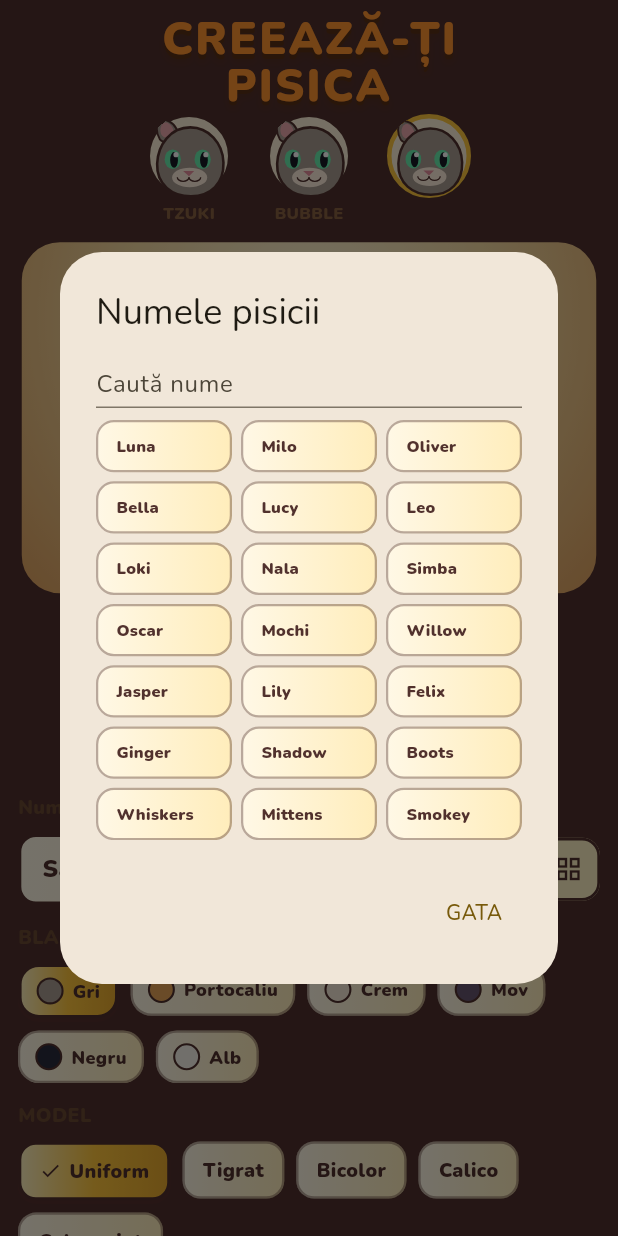
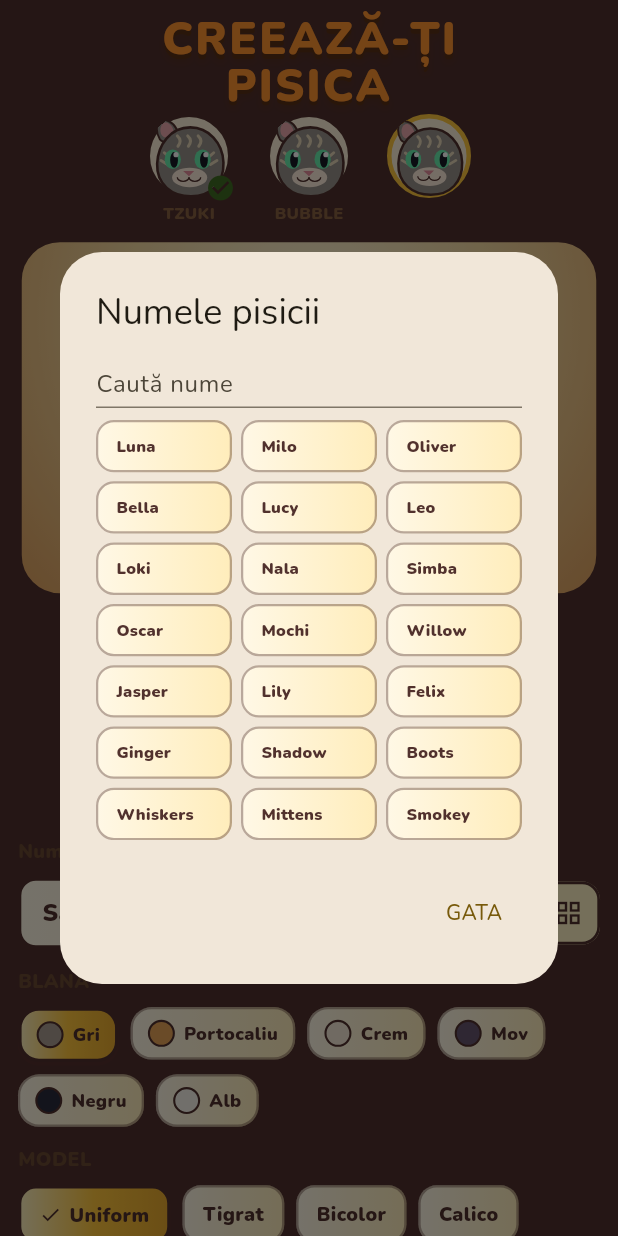
Before and after one commit to TheNinth09/Cat-Paws-Arena, a Flutter app: the CatsScreen widget shown alone on an empty page, opened directly with empty values, after a tap on "BUBBLE", after a tap on "CUSTOM", after a tap on the "grid view" icon, on a phone screen of 412 x 824 dp. Run offline on Flutter 3.47's test engine with Material 3 defaults, Android fonts, the phone set to English and light mode, and no system bars; our stand-ins replace audioplayers, cloud_firestore, firebase_auth, firebase_core, firebase_messaging, google_sign_in and 2 more; accounts and stored records are empty.

Commit message:
Pisici: preview SELECT-style — chips previzuieaza, ECHIPEAZA echipeaza; tag raritate, emblema putere reala, accesorii nedetinute estompate
Generated with [Devin](https://devin.ai)

Co-Authored-By: Devin <158243242+devin-ai-integration[bot]@users.noreply.github.com>

```diff
--- a/lib/cats_screen.dart
+++ b/lib/cats_screen.dart
@@ -313,6 +313,7 @@ class _CatsScreenState extends State<CatsScreen> {
   final _random = Random();
   String? _catName;
   AvatarSpec _avatar = const AvatarSpec();
+  late String _viewing = player.cat;
 
   Player get player => widget.player;
 
@@ -485,7 +486,8 @@ class _CatsScreenState extends State<CatsScreen> {
   }
 
   /// Three cat chips above the stage — the two defaults plus the
-  /// custom creation, with a gold ring on the equipped one.
+  /// custom creation. The gold ring marks the one being previewed and a
+  /// green check marks the one equipped in duels.
   Widget _catChips() => Row(
     mainAxisAlignment: MainAxisAlignment.center,
     children: [
@@ -493,12 +495,12 @@ class _CatsScreenState extends State<CatsScreen> {
         Padding(
           padding: const EdgeInsets.symmetric(horizontal: 8),
           child: GestureDetector(
-            onTap: () => change(() {
-              player.cat = cat;
-              player.photo = null;
-            }),
+            onTap: () => setState(() => _viewing = cat),
             child: Column(
               mainAxisSize: MainAxisSize.min,
+              children: [
+                Stack(
+                  clipBehavior: Clip.none,
                   children: [
                     Container(
                       width: 56,
@@ -507,8 +509,8 @@ class _CatsScreenState extends State<CatsScreen> {
                         shape: BoxShape.circle,
                         color: const Color(0xfffff3d9),
                         border: Border.all(
-                      color: player.cat == cat ? gold : ink,
-                      width: player.cat == cat ? 3 : 2,
+                          color: _viewing == cat ? gold : ink,
+                          width: _viewing == cat ? 3 : 2,
                         ),
                         boxShadow: const [
                           BoxShadow(
@@ -526,6 +528,18 @@ class _CatsScreenState extends State<CatsScreen> {
                         fit: BoxFit.cover,
                         fallback: CatAvatar(player, size: 52),
                       ),
+                    ),
+                    if (player.cat == cat)
+                      const Positioned(
+                        right: -3,
+                        bottom: -3,
+                        child: Icon(
+                          Icons.check_circle,
+                          color: Color(0xff3f6d22),
+                          size: 20,
+                        ),
+                      ),
+                  ],
                 ),
                 const SizedBox(height: 3),
                 SizedBox(
@@ -535,7 +549,7 @@ class _CatsScreenState extends State<CatsScreen> {
                     child: Text(
                       cat == 'Custom' ? 'CUSTOM' : cat.toUpperCase(),
                       style: TextStyle(
-                        color: player.cat == cat ? ink : const Color(0xff8a6242),
+                        color: _viewing == cat ? ink : const Color(0xff8a6242),
                         fontSize: 11,
                         fontWeight: FontWeight.w900,
                       ),
@@ -558,8 +572,8 @@ class _CatsScreenState extends State<CatsScreen> {
       const SizedBox(height: 4),
       _catChips(),
       const SizedBox(height: 8),
-      _CatStage(player: player, catName: _catName),
-      if (player.cat == 'Custom') ...[
+      _CatStage(player: player, cat: _viewing, catName: _catName),
+      if (_viewing == 'Custom') ...[
         nameRow(),
         _swatchesRow(
           'BLANĂ',
@@ -625,8 +639,13 @@ class _CatsScreenState extends State<CatsScreen> {
             Expanded(
               flex: 3,
               child: ArenaButton(
-                text: 'SALVEAZĂ AVATAR',
-                onPressed: () => change(() {}),
+                text: player.cat == 'Custom'
+                    ? 'SALVEAZĂ AVATAR'
+                    : 'ECHIPEAZĂ ȘI SALVEAZĂ',
+                onPressed: () => change(() {
+                  player.cat = 'Custom';
+                  player.photo = null;
+                }),
                 green: true,
               ),
             ),
@@ -644,7 +663,7 @@ class _CatsScreenState extends State<CatsScreen> {
               ),
               const SizedBox(height: 8),
               Text(
-                player.cat == 'Tzuki'
+                _viewing == 'Tzuki'
                     ? 'Tzuki • O singură ureche, stânga\nThe Midnight Zoomies'
                     : 'Bubble • Shadow Pounce',
                 textAlign: TextAlign.center,
@@ -657,6 +676,21 @@ class _CatsScreenState extends State<CatsScreen> {
             ],
           ),
         ),
+      if (_viewing != 'Custom') ...[
+        const SizedBox(height: 10),
+        ArenaButton(
+          text: _viewing == player.cat
+              ? 'ECHIPAT'
+              : 'ECHIPEAZĂ PE ${_viewing.toUpperCase()}',
+          onPressed: _viewing == player.cat
+              ? null
+              : () => change(() {
+                  player.cat = _viewing;
+                  player.photo = null;
+                }),
+          green: _viewing != player.cat,
+        ),
+      ],
       const SizedBox(height: 14),
       const SectionHeading('AVATARUL TĂU'),
       panel(
@@ -695,6 +729,7 @@ class _CatsScreenState extends State<CatsScreen> {
                   ? 'ECHIPEAZĂ'
                   : 'MAGAZIN • 300',
               green: player.accessory != item && player.owned.contains(item),
+              dim: !player.owned.contains(item),
               onPressed: () => player.owned.contains(item)
                   ? change(() => player.accessory = item)
                   : widget.onShop(),
@@ -737,17 +772,23 @@ class _CreatorTitle extends StatelessWidget {
 }
 
 class _CatStage extends StatelessWidget {
-  const _CatStage({required this.player, this.catName});
+  const _CatStage({required this.player, required this.cat, this.catName});
   final Player player;
+  final String cat;
   final String? catName;
 
   @override
   Widget build(BuildContext context) {
-    final power = player.cat == 'Tzuki'
+    final power = cat == 'Tzuki'
         ? 0
-        : player.cat == 'Bubble'
+        : cat == 'Bubble'
         ? 1
         : player.power;
+    final (tagText, tagColor) = cat == 'Tzuki'
+        ? ('RARĂ', const Color(0xff8e4fc4))
+        : cat == 'Bubble'
+        ? ('COMUNĂ', const Color(0xff4a8a37))
+        : ('UNICĂ', const Color(0xffcb8b28));
     return Column(
       mainAxisSize: MainAxisSize.min,
       children: [
@@ -788,18 +829,20 @@ class _CatStage extends StatelessWidget {
                     child: sprite('tile_paw', size: 30),
                   ),
                 ),
-                _catHeroArt(player),
+                _catHeroArt(player, cat),
               ],
             ),
           ),
         ),
         const SizedBox(height: 8),
         label(
-          player.cat == 'Custom'
+          cat == 'Custom'
               ? (catName ?? 'PISI').toUpperCase()
-              : player.cat.toUpperCase(),
+              : cat.toUpperCase(),
           size: 24,
         ),
+        const SizedBox(height: 4),
+        _RarityTag(text: tagText, color: tagColor),
         const SizedBox(height: 8),
         Wrap(
           spacing: 8,
@@ -807,7 +850,11 @@ class _CatStage extends StatelessWidget {
           alignment: WrapAlignment.center,
           children: [
             _LoadoutChip(
-              icon: Icons.bolt,
+              art: [
+                'power_zoomies',
+                'power_shadow_pounce',
+                'power_laser_chase',
+              ][power.clamp(0, 2)],
               text: 'PUTERE • ${powerNames[power]}',
             ),
             _LoadoutChip(
@@ -825,8 +872,8 @@ class _CatStage extends StatelessWidget {
 
 /// Hero cat art for the stage: the real PNG sprites for the presets and
 /// the tinted custom art for the created cat — never the painter look.
-Widget _catHeroArt(Player player) {
-  if (player.cat == 'Custom') {
+Widget _catHeroArt(Player player, String cat) {
+  if (cat == 'Custom') {
     return Stack(
       alignment: Alignment.topCenter,
       children: [
@@ -854,15 +901,16 @@ Widget _catHeroArt(Player player) {
     );
   }
   return arenaImage(
-    'cat_${player.cat.toLowerCase()}',
+    'cat_${cat.toLowerCase()}',
     height: 210,
     fallback: CatCharacter(player, height: 215),
   );
 }
 
 class _LoadoutChip extends StatelessWidget {
-  const _LoadoutChip({required this.icon, required this.text});
-  final IconData icon;
+  const _LoadoutChip({this.icon, this.art, required this.text});
+  final IconData? icon;
+  final String? art;
   final String text;
 
   @override
@@ -876,6 +924,14 @@ class _LoadoutChip extends StatelessWidget {
     child: Row(
       mainAxisSize: MainAxisSize.min,
       children: [
+        if (art != null)
+          arenaImage(
+            art!,
+            width: 18,
+            height: 18,
+            fallback: const Icon(Icons.bolt, size: 15, color: gold),
+          )
+        else
           Icon(icon, size: 15, color: gold),
         const SizedBox(width: 6),
         Flexible(
@@ -891,6 +947,35 @@ class _LoadoutChip extends StatelessWidget {
           ),
         ),
       ],
+    ),
+  );
+}
+
+/// Small coloured class/rarity tag under the cat's stage name.
+class _RarityTag extends StatelessWidget {
+  const _RarityTag({required this.text, required this.color});
+  final String text;
+  final Color color;
+
+  @override
+  Widget build(BuildContext context) => Container(
+    padding: const EdgeInsets.symmetric(horizontal: 12, vertical: 3),
+    decoration: BoxDecoration(
+      color: color,
+      borderRadius: BorderRadius.circular(10),
+      border: Border.all(color: ink, width: 1.6),
+      boxShadow: const [
+        BoxShadow(color: Color(0x5551312d), offset: Offset(0, 2), blurRadius: 3),
+      ],
+    ),
+    child: Text(
+      text,
+      style: const TextStyle(
+        color: Colors.white,
+        fontSize: 11,
+        fontWeight: FontWeight.w900,
+        letterSpacing: 1.2,
+      ),
     ),
   );
 }
@@ -1083,10 +1168,11 @@ class _EquipCard extends StatelessWidget {
     required this.onPressed,
     this.selected = false,
     this.green = false,
+    this.dim = false,
   });
   final String art, title, buttonText;
   final VoidCallback? onPressed;
-  final bool selected, green;
+  final bool selected, green, dim;
 
   @override
   Widget build(BuildContext context) => Container(
@@ -1107,7 +1193,20 @@ class _EquipCard extends StatelessWidget {
       child: Column(
         mainAxisSize: MainAxisSize.min,
         children: [
-          sprite(art, size: 58),
+          dim
+              ? Opacity(
+                  opacity: 0.55,
+                  child: ColorFiltered(
+                    colorFilter: const ColorFilter.matrix([
+                      0.2126, 0.7152, 0.0722, 0, 0, //
+                      0.2126, 0.7152, 0.0722, 0, 0,
+                      0.2126, 0.7152, 0.0722, 0, 0,
+                      0, 0, 0, 1, 0,
+                    ]),
+                    child: sprite(art, size: 58),
+                  ),
+                )
+              : sprite(art, size: 58),
           const SizedBox(height: 6),
           Text(
             title,
```
Also changed, not shown: 1 other file. Lines whose indentation alone changed are shown as unchanged.
